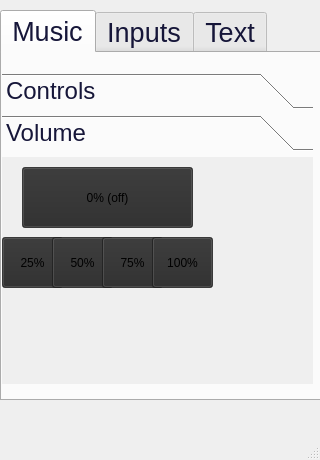
jkeller52/pigui, file form.ui: the form before one commit.
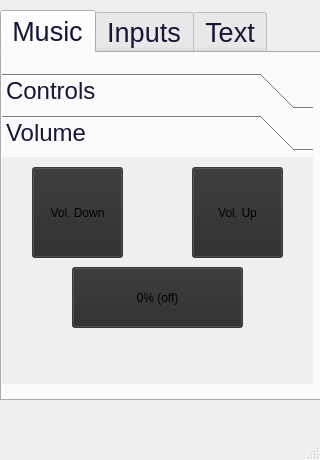
The form after the commit. The open tabs and pages were chosen to show the change. Icons and pictures are not drawn.

```diff
--- a/form.ui
+++ b/form.ui
@@ -208,8 +208,8 @@
        <widget class="QPushButton" name="pushButton0">
         <property name="geometry">
          <rect>
-          <x>20</x>
-          <y>10</y>
+          <x>70</x>
+          <y>110</y>
           <width>171</width>
           <height>61</height>
          </rect>
@@ -226,10 +226,10 @@
        <widget class="QPushButton" name="pushButton25">
         <property name="geometry">
          <rect>
-          <x>0</x>
-          <y>80</y>
-          <width>61</width>
-          <height>51</height>
+          <x>30</x>
+          <y>10</y>
+          <width>91</width>
+          <height>91</height>
          </rect>
         </property>
         <property name="styleSheet">
@@ -238,16 +238,16 @@
 border-color: rgb(0, 0, 0);</string>
         </property>
         <property name="text">
-         <string>25%</string>
+         <string>Vol. Down</string>
         </property>
        </widget>
        <widget class="QPushButton" name="pushButton50">
         <property name="geometry">
          <rect>
-          <x>50</x>
-          <y>80</y>
-          <width>61</width>
-          <height>51</height>
+          <x>190</x>
+          <y>10</y>
+          <width>91</width>
+          <height>91</height>
          </rect>
         </property>
         <property name="styleSheet">
@@ -256,83 +256,7 @@
 border-color: rgb(0, 0, 0);</string>
         </property>
         <property name="text">
-         <string>50%</string>
-        </property>
-       </widget>
-       <widget class="QPushButton" name="pushButton75">
-        <property name="geometry">
-         <rect>
-          <x>100</x>
-          <y>80</y>
-          <width>61</width>
-          <height>51</height>
-         </rect>
-        </property>
-        <property name="styleSheet">
-         <string notr="true">background-color: rgba(43, 43, 43, 194);
-color: rgb(0, 0, 0);
-border-color: rgb(0, 0, 0);</string>
-        </property>
-        <property name="text">
-         <string>75%</string>
-        </property>
-       </widget>
-       <widget class="QPushButton" name="pushButton100">
-        <property name="geometry">
-         <rect>
-          <x>150</x>
-          <y>80</y>
-          <width>61</width>
-          <height>51</height>
-         </rect>
-        </property>
-        <property name="styleSheet">
-         <string notr="true">background-color: rgba(43, 43, 43, 194);
-color: rgb(0, 0, 0);
-border-color: rgb(0, 0, 0);</string>
-        </property>
-        <property name="text">
-         <string>100%</string>
-        </property>
-       </widget>
-       <widget class="QLabel" name="japangif">
-        <property name="geometry">
-         <rect>
-          <x>210</x>
-          <y>0</y>
-          <width>101</width>
-          <height>251</height>
-         </rect>
-        </property>
-        <property name="maximumSize">
-         <size>
-          <width>154</width>
-          <height>300</height>
-         </size>
-        </property>
-        <property name="autoFillBackground">
-         <bool>false</bool>
-        </property>
-        <property name="lineWidth">
-         <number>2</number>
-        </property>
-        <property name="text">
-         <string/>
-        </property>
-        <property name="textFormat">
-         <enum>Qt::RichText</enum>
-        </property>
-        <property name="pixmap">
-         <pixmap>../../../Downloads/gif animations/601d08ef97647985814841.gif</pixmap>
-        </property>
-        <property name="scaledContents">
-         <bool>true</bool>
-        </property>
-        <property name="wordWrap">
-         <bool>false</bool>
-        </property>
-        <property name="openExternalLinks">
-         <bool>false</bool>
+         <string>Vol. Up</string>
         </property>
        </widget>
       </widget>
```
Left out of the diff: 6 changed lines with no effect on the pictures.
